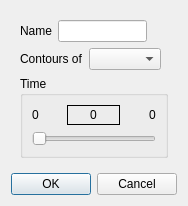
First picture: the form in baramFlow/view/results/visual_reports/contour_dialog.ui, repository nextfoam/baram, before the edit.
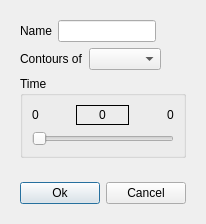
Second picture: the form after the edit. Custom widgets are drawn as their Qt base class.

Patch:
```diff
--- a/baramFlow/view/results/visual_reports/contour_dialog.ui
+++ b/baramFlow/view/results/visual_reports/contour_dialog.ui
@@ -6,8 +6,8 @@
    <rect>
     <x>0</x>
     <y>0</y>
-    <width>178</width>
-    <height>199</height>
+    <width>198</width>
+    <height>217</height>
    </rect>
   </property>
   <property name="windowTitle">
@@ -221,17 +221,47 @@
     </spacer>
    </item>
    <item>
-    <widget class="QDialogButtonBox" name="buttonBox">
-     <property name="orientation">
-      <enum>Qt::Horizontal</enum>
-     </property>
-     <property name="standardButtons">
-      <set>QDialogButtonBox::Cancel|QDialogButtonBox::Ok</set>
-     </property>
+    <widget class="QWidget" name="widget_12" native="true">
+     <layout class="QHBoxLayout" name="horizontalLayout_9">
+      <item>
+       <spacer name="horizontalSpacer_7">
+        <property name="orientation">
+         <enum>Qt::Horizontal</enum>
+        </property>
+        <property name="sizeHint" stdset="0">
+         <size>
+          <width>40</width>
+          <height>20</height>
+         </size>
+        </property>
+       </spacer>
+      </item>
+      <item>
+       <widget class="QPushButton" name="ok">
+        <property name="text">
+         <string>Ok</string>
+        </property>
+       </widget>
+      </item>
+      <item>
+       <widget class="QPushButton" name="cancel">
+        <property name="text">
+         <string>Cancel</string>
+        </property>
+       </widget>
+      </item>
+     </layout>
     </widget>
    </item>
   </layout>
  </widget>
+ <customwidgets>
+  <customwidget>
+   <class>PythonComboBox</class>
+   <extends>QComboBox</extends>
+   <header>widgets.python_combo_box</header>
+  </customwidget>
+ </customwidgets>
  <resources/>
  <connections>
   <connection>
```
Left out of the diff: 43 changed lines with no effect on the pictures.
